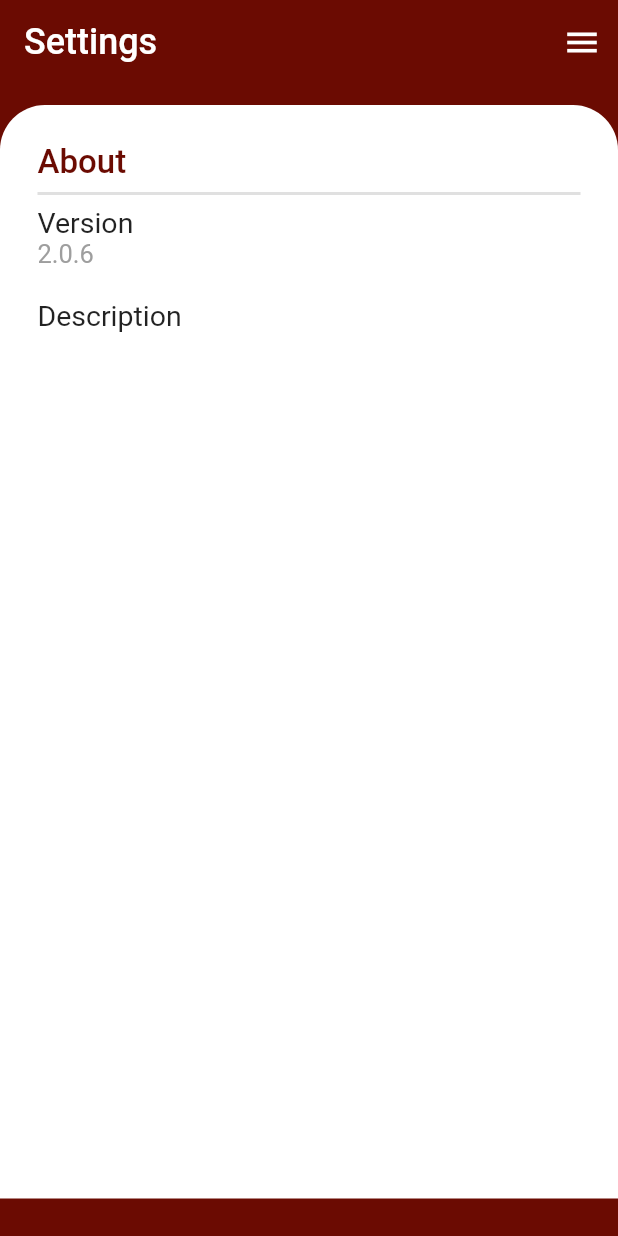
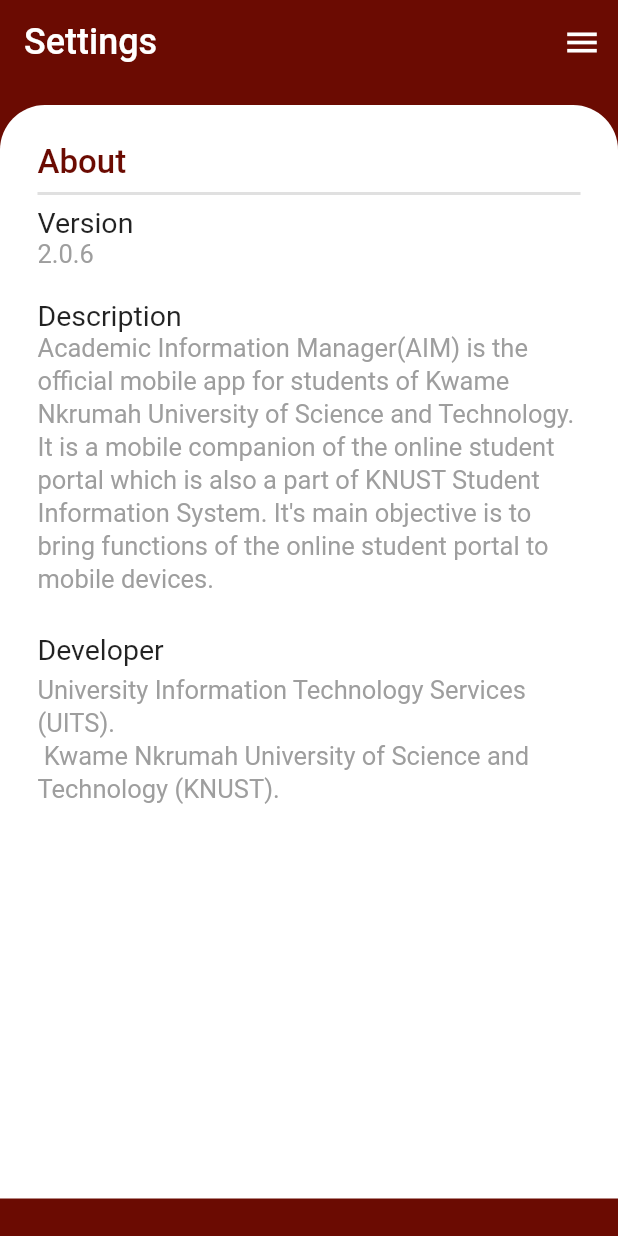
Before and after one commit to codewithdarkwa/new-aim-flutter, a Flutter app: the Setting screen opened directly, on a phone screen of 412 x 824 dp. Run offline on Flutter 3.47's test engine with Material 2 defaults, Android fonts, the phone set to English and light mode, and no system bars.

Commit message:
done with the setting page

```diff
--- a/lib/pages/download.dart
+++ b/lib/pages/download.dart
@@ -65,12 +65,16 @@
                         height: 130,
                         decoration: BoxDecoration(
                           color: const Color(0xfff3e9e9),
-                          borderRadius: BorderRadius.circular(12),
+                          borderRadius: BorderRadius.circular(30),
                         ),
                         child: const Center(
                           child: Text(
                             'You have no downloads.',
-                            style: TextStyle(fontSize: 22),
+                            style: TextStyle(
+                              fontSize: 22,
+                              color: Color(0xff6b0b02),
+                              fontWeight: FontWeight.w500,
+                            ),
                           ),
                         ),
                       ),
--- a/lib/pages/setting.dart
+++ b/lib/pages/setting.dart
@@ -66,7 +66,33 @@
                           ),
                           Text(
                             'Description',
-                            style: TextStyle(fontSize: 19),
+                            style: TextStyle(
+                              fontSize: 19,
+                            ),
+                          ),
+                          Text(
+                            'Academic Information Manager(AIM) is the official mobile app for students of Kwame Nkrumah University of Science and Technology. It is a mobile companion of the online student portal which is also a part of KNUST Student Information System. It\'s main objective is to bring functions of the online student portal to mobile devices.',
+                            style: TextStyle(
+                              fontSize: 17,
+                              height: 1.3,
+                              color: Colors.grey,
+                            ),
+                          ),
+                          SizedBox(height: 25),
+                          Text(
+                            'Developer',
+                            style: TextStyle(
+                              fontSize: 19,
+                            ),
+                          ),
+                          SizedBox(height: 5),
+                          Text(
+                            'University Information Technology Services (UITS).\n Kwame Nkrumah University of Science and Technology (KNUST).',
+                            style: TextStyle(
+                              fontSize: 17,
+                              height: 1.3,
+                              color: Colors.grey,
+                            ),
                           ),
                         ],
                       )
```
